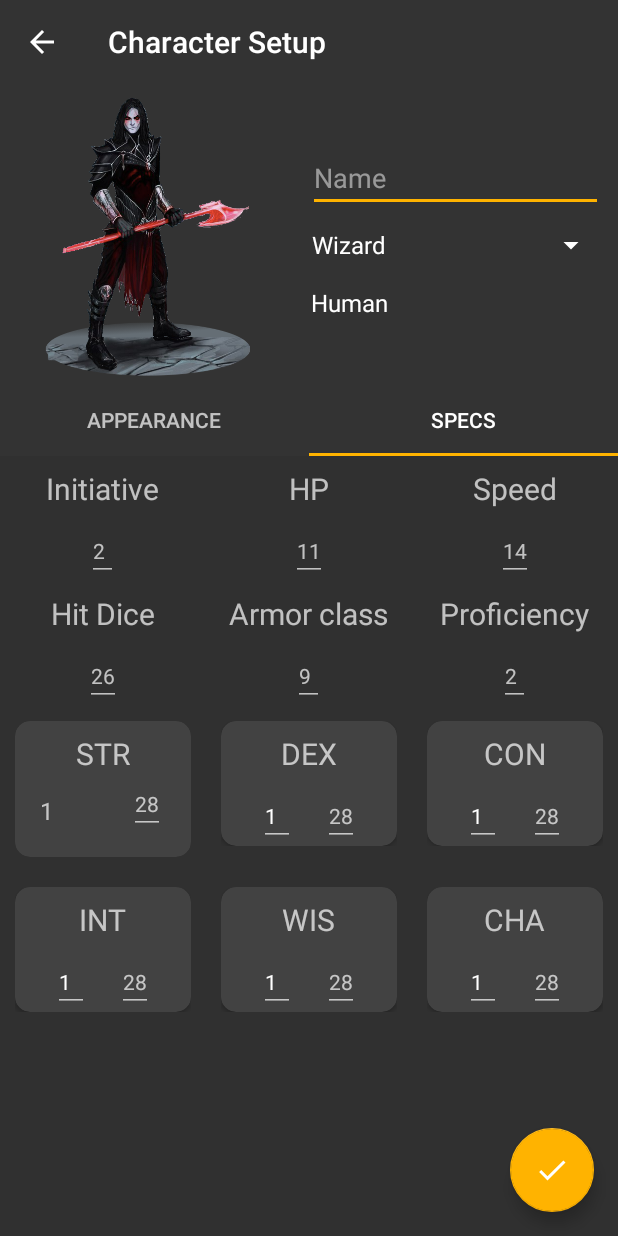
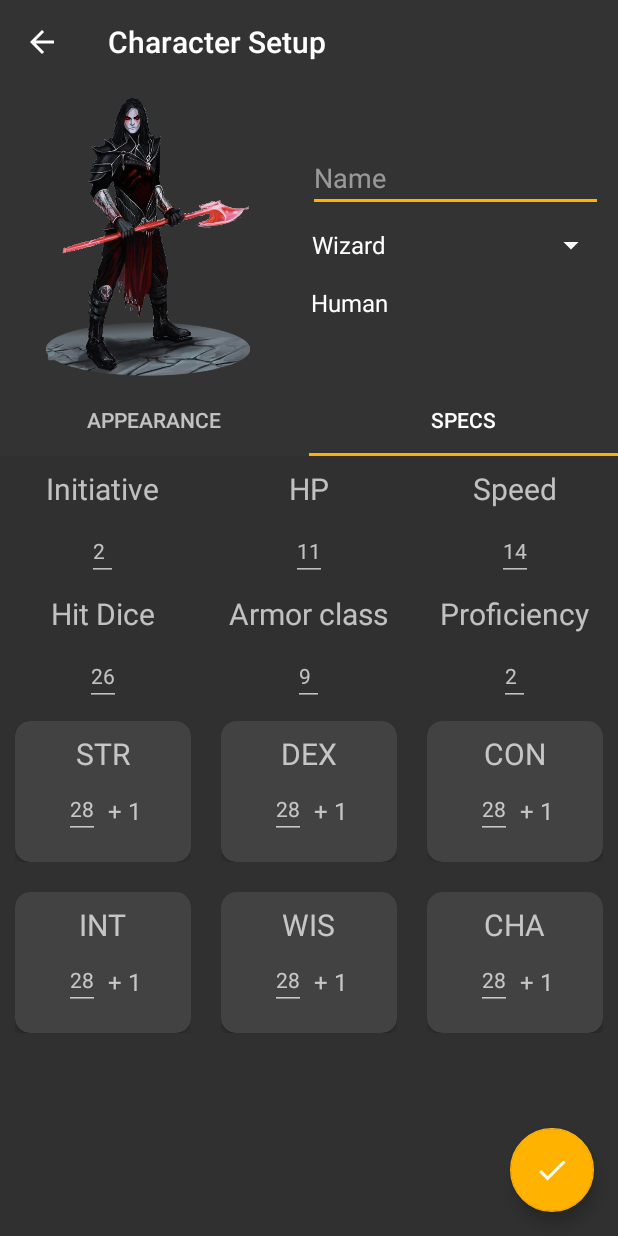
Before and after one commit to pavel-zolotov/dnd_project, an Android app: the CharacterSetupActivity screen opened directly, with no data from a screen before it, tab 2 chosen, on a phone screen of 412 x 824 dp. Run offline under Robolectric (Android 15) with nearby library versions, the light colour scheme and no system bars; 1 statement that could not run was skipped.

```diff
--- a/app/src/main/java/org/qweco/dndproject/SpecsFragment.kt
+++ b/app/src/main/java/org/qweco/dndproject/SpecsFragment.kt
@@ -2,11 +2,13 @@ package org.qweco.dndproject
 
 import android.os.Bundle
 import android.support.v4.app.Fragment
+import android.text.InputFilter
 import android.view.LayoutInflater
 import android.view.View
 import android.view.ViewGroup
 import kotlinx.android.synthetic.main.fragment_character_specs.*
 import org.qweco.dndproject.model.Character
+import org.qweco.dndproject.utils.InputFilterMinMax
 
 class SpecsFragment : Fragment() {
 
@@ -18,12 +20,18 @@ class SpecsFragment : Fragment() {
 
     override fun onViewCreated(view: View, savedInstanceState: Bundle?) {
         val character = Character(arguments!!.getInt(ARG_CHARACTER_RACE))
-        txtStrengthRace.setText(character.getRaceBonusStrength(context!!).toString())
-        txtDexterityRace.setText(character.getRaceBonusDexterity(context!!).toString())
-        txtConstitutionRace.setText(character.getRaceBonusConstitution(context!!).toString())
-        txtIntelligenceRace.setText(character.getRaceBonusIntelligence(context!!).toString())
-        txtWisdomRace.setText(character.getRaceBonusWisdom(context!!).toString())
-        txtCharismaRace.setText(character.getRaceBonusCharisma(context!!).toString())
+        txtStrengthValue.filters = arrayOf(InputFilterMinMax(1, 100))
+        txtStrengthRaceBonus.text = "+ ${character.getRaceBonusStrength(context!!)}"
+        txtDexterityValue.filters = arrayOf(InputFilterMinMax(1, 100))
+        txtDexterityBonus.text = "+ ${character.getRaceBonusDexterity(context!!)}"
+        txtConstitutionValue.filters = arrayOf(InputFilterMinMax(1, 100))
+        txtConstitutionBonus.text  = "+ ${character.getRaceBonusConstitution(context!!)}"
+        txtIntelligenceValue.filters = arrayOf(InputFilterMinMax(1, 100))
+        txtIntelligenceBonus.text = "+ ${character.getRaceBonusIntelligence(context!!)}"
+        txtWisdomValue.filters = arrayOf(InputFilterMinMax(1, 100))
+        txtWisdomBonus.text = "+ ${character.getRaceBonusWisdom(context!!)}"
+        txtCharismaValue.filters = arrayOf(InputFilterMinMax(1, 100))
+        txtCharismaBonus.text = "+ ${character.getRaceBonusCharisma(context!!)}"
     }
 
     companion object {
--- /dev/null
+++ b/app/src/main/java/org/qweco/dndproject/utils/InputFilterMinMax.kt
@@ -0,0 +1,22 @@
+package org.qweco.dndproject.utils
+
+import android.text.InputFilter
+import android.text.Spanned
+
+class InputFilterMinMax (private var min: Int, private var max: Int): InputFilter {
+    override fun filter(source: CharSequence, start: Int, end: Int, dest: Spanned, dstart: Int, dend: Int): CharSequence? {
+        try {
+            val input = Integer.parseInt(dest.toString() + source.toString())
+            if (isInRange(min, max, input))
+                return null
+        } catch (nfe: NumberFormatException) {
+        }
+
+        return ""
+    }
+
+    private fun isInRange(a: Int, b: Int, c: Int): Boolean {
+        return if (b > a) c in a..b else c in b..a
+    }
+
+}
--- a/app/src/main/res/layout/fragment_character_specs.xml
+++ b/app/src/main/res/layout/fragment_character_specs.xml
@@ -6,88 +6,6 @@
     android:layout_height="match_parent"
     tools:context="org.qweco.dndproject.AppearanceFragment"
     android:orientation="vertical">
-
-    <!--<RelativeLayout
-        android:layout_width="match_parent"
-        android:layout_height="wrap_content">
-
-        <ImageView
-            android:id="@+id/characterImg"
-            android:layout_width="300dp"
-            android:layout_height="300dp"
-            android:layout_alignParentTop="true"
-            android:layout_centerInParent="true"
-            app:srcCompat="@drawable/ic_person_grey_200_36dp" />
-
-
-        <TextView
-            android:id="@+id/txtName"
-            android:layout_width="wrap_content"
-            android:layout_height="wrap_content"
-            android:layout_marginLeft="20dp"
-            android:layout_marginTop="10dp"
-            android:layout_below="@id/characterImg"
-            android:text="@string/name"
-            android:layout_centerInParent="true"
-            android:textAppearance="?android:attr/textAppearanceLarge"
-            android:textSize="22sp" />
-
-        &lt;!&ndash;
-
-        <TextView
-            android:id="@+id/txtRaceLabel"
-            android:layout_width="wrap_content"
-            android:layout_height="wrap_content"
-            android:layout_alignLeft="@id/txtName"
-            android:layout_below="@id/txtName"
-            android:layout_marginTop="8dp"
-            android:text="@string/race_label"
-            android:textAppearance="?android:attr/textAppearanceSmall"
-            android:textSize="14sp" />
-
-        <TextView
-            android:id="@+id/txtClassLabel"
-            android:layout_width="wrap_content"
-            android:layout_height="wrap_content"
-            android:layout_alignBaseline="@+id/txtRaceValue"
-            android:layout_alignBottom="@+id/txtRaceValue"
-            android:layout_toEndOf="@+id/txtName"
-            android:layout_toRightOf="@+id/txtName"
-            android:text="@string/class_label"
-            android:textAppearance="?android:attr/textAppearanceSmall"
-            android:textSize="14sp" />
-
-        &ndash;&gt;
-
-        <LinearLayout
-            android:layout_width="wrap_content"
-            android:layout_height="wrap_content"
-            android:orientation="horizontal"
-            android:layout_below="@id/txtName"
-            android:layout_centerHorizontal="true"
-            android:layout_marginTop="8dp">
-
-            <TextView
-                android:id="@+id/txtRaceValue"
-                android:layout_width="wrap_content"
-                android:layout_height="wrap_content"
-                android:textAppearance="?android:attr/textAppearanceSmall"
-                android:textSize="14sp"
-                android:layout_marginRight="5dp" />
-
-            <TextView
-                android:id="@+id/txtClassValue"
-                android:layout_width="wrap_content"
-                android:layout_height="wrap_content"
-                android:textAppearance="?android:attr/textAppearanceSmall"
-                android:textSize="14sp"
-                android:layout_marginLeft="5dp" />
-
-        </LinearLayout>
-
-
-
-    </RelativeLayout>-->
 
     <LinearLayout
         android:layout_width="match_parent"
@@ -314,28 +232,28 @@
                             android:paddingBottom="15dp"
                             android:layout_below="@id/txtStrengthLabel">
 
-                            <TextView
-                                android:id="@+id/txtStrengthRace"
+                            <EditText
+                                android:id="@+id/txtStrengthValue"
                                 android:layout_width="wrap_content"
                                 android:layout_height="wrap_content"
                                 android:layout_below="@id/txtStrengthLabel"
-                                android:layout_marginRight="25dp"
+                                android:layout_marginRight="5dp"
+                                android:layout_alignParentRight="true"
+                                android:hint="28"
+                                android:layout_marginTop="3dp"
+                                android:inputType="number"
+                                android:textAppearance="?android:attr/textAppearanceSmall"
+                                android:textSize="14sp" />
+
+                            <TextView
+                                android:id="@+id/txtStrengthRaceBonus"
+                                android:layout_width="wrap_content"
+                                android:layout_height="wrap_content"
+                                android:layout_below="@id/txtStrengthLabel"
                                 android:layout_marginTop="5dp"
                                 android:inputType="number"
                                 android:text="26"
                                 android:textSize="16sp" />
-
-                            <EditText
-                                android:id="@+id/txtStrengthPlayer"
-                                android:layout_width="wrap_content"
-                                android:layout_height="wrap_content"
-                                android:layout_below="@id/txtStrengthLabel"
-                                android:layout_marginLeft="25dp"
-                                android:layout_alignParentRight="true"
-                                android:hint="28"
-                                android:inputType="number"
-                                android:textAppearance="?android:attr/textAppearanceSmall"
-                                android:textSize="14sp" />
 
                         </LinearLayout>
 
@@ -353,8 +271,7 @@
                     android:layout_width="match_parent"
                     android:layout_height="wrap_content"
                     android:layout_weight="1"
-                    app:cardCornerRadius="10dp"
-                    >
+                    app:cardCornerRadius="10dp">
 
                     <RelativeLayout
                         android:layout_width="match_parent"
@@ -370,31 +287,38 @@
                             android:textAppearance="?android:attr/textAppearanceSmall"
                             android:textSize="20sp" />
 
-                        <EditText
-                            android:id="@+id/txtDexterityRace"
+                        <LinearLayout
                             android:layout_width="wrap_content"
                             android:layout_height="wrap_content"
-                            android:layout_below="@id/txtDexterityLabel"
-                            android:layout_marginTop="8dp"
-                            android:layout_marginLeft="25dp"
-                            android:layout_alignParentLeft="true"
-                            android:hint="26"
+                            android:orientation="horizontal"
+                            android:layout_centerHorizontal="true"
+                            android:paddingBottom="15dp"
+                            android:layout_below="@id/txtDexterityLabel">
+
+                            <EditText
+                                android:id="@+id/txtDexterityValue"
+                                android:layout_width="wrap_content"
+                                android:layout_height="wrap_content"
+                                android:layout_below="@id/txtStrengthLabel"
+                                android:layout_marginRight="5dp"
+                                android:layout_alignParentRight="true"
+                                android:hint="28"
+                                android:layout_marginTop="3dp"
                                 android:inputType="number"
                                 android:textAppearance="?android:attr/textAppearanceSmall"
                                 android:textSize="14sp" />
 
-                        <EditText
-                            android:id="@+id/txtDexterityPlayer"
+                            <TextView
+                                android:id="@+id/txtDexterityBonus"
                                 android:layout_width="wrap_content"
                                 android:layout_height="wrap_content"
-                            android:layout_below="@id/txtDexterityLabel"
-                            android:layout_marginTop="8dp"
-                            android:layout_marginRight="25dp"
-                            android:layout_alignParentRight="true"
-                            android:hint="28"
+                                android:layout_below="@id/txtStrengthLabel"
+                                android:layout_marginTop="5dp"
                                 android:inputType="number"
-                            android:textAppearance="?android:attr/textAppearanceSmall"
-                            android:textSize="14sp" />
+                                android:text="26"
+                                android:textSize="16sp" />
+
+                        </LinearLayout>
 
                     </RelativeLayout>
                 </android.support.v7.widget.CardView>
@@ -427,31 +351,38 @@
                         android:textAppearance="?android:attr/textAppearanceSmall"
                         android:textSize="20sp" />
 
-                    <EditText
-                        android:id="@+id/txtConstitutionRace"
+                    <LinearLayout
                         android:layout_width="wrap_content"
                         android:layout_height="wrap_content"
-                        android:layout_below="@id/txtConstitutionLabel"
-                        android:layout_marginTop="8dp"
-                        android:layout_marginLeft="25dp"
-                        android:layout_alignParentLeft="true"
-                        android:hint="26"
+                        android:orientation="horizontal"
+                        android:layout_centerHorizontal="true"
+                        android:paddingBottom="15dp"
+                        android:layout_below="@id/txtConstitutionLabel">
+
+                        <EditText
+                            android:id="@+id/txtConstitutionValue"
+                            android:layout_width="wrap_content"
+                            android:layout_height="wrap_content"
+                            android:layout_below="@id/txtStrengthLabel"
+                            android:layout_marginRight="5dp"
+                            android:layout_alignParentRight="true"
+                            android:hint="28"
+                            android:layout_marginTop="3dp"
                             android:inputType="number"
                             android:textAppearance="?android:attr/textAppearanceSmall"
                             android:textSize="14sp" />
 
-                    <EditText
-                        android:id="@+id/txtConstitutionPlayer"
+                        <TextView
+                            android:id="@+id/txtConstitutionBonus"
                             android:layout_width="wrap_content"
                             android:layout_height="wrap_content"
-                        android:layout_below="@id/txtConstitutionLabel"
-                        android:layout_marginTop="8dp"
-                        android:layout_marginRight="25dp"
-                        android:layout_alignParentRight="true"
-                        android:hint="28"
+                            android:layout_below="@id/txtStrengthLabel"
+                            android:layout_marginTop="5dp"
                             android:inputType="number"
-                        android:textAppearance="?android:attr/textAppearanceSmall"
-                        android:textSize="14sp" />
+                            android:text="26"
+                            android:textSize="16sp" />
+
+                    </LinearLayout>
 
                 </RelativeLayout>
             </android.support.v7.widget.CardView>
@@ -492,31 +423,38 @@
                         android:textAppearance="?android:attr/textAppearanceSmall"
                         android:textSize="20sp" />
 
-                    <EditText
-                        android:id="@+id/txtIntelligenceRace"
+                    <LinearLayout
                         android:layout_width="wrap_content"
                         android:layout_height="wrap_content"
-                        android:layout_below="@id/txtIntelligenceLabel"
-                        android:layout_marginTop="8dp"
-                        android:layout_marginLeft="25dp"
-                        android:layout_alignParentLeft="true"
-                        android:hint="26"
+                        android:orientation="horizontal"
+                        android:layout_centerHorizontal="true"
+                        android:paddingBottom="15dp"
+                        android:layout_below="@id/txtIntelligenceLabel">
+
+                        <EditText
+                            android:id="@+id/txtIntelligenceValue"
+                            android:layout_width="wrap_content"
+                            android:layout_height="wrap_content"
+                            android:layout_below="@id/txtStrengthLabel"
+                            android:layout_marginRight="5dp"
+                            android:layout_alignParentRight="true"
+                            android:hint="28"
+                            android:layout_marginTop="3dp"
                             android:inputType="number"
                             android:textAppearance="?android:attr/textAppearanceSmall"
                             android:textSize="14sp" />
 
-                    <EditText
-                        android:id="@+id/txtIntelligencePlayer"
+                        <TextView
+                            android:id="@+id/txtIntelligenceBonus"
                             android:layout_width="wrap_content"
                             android:layout_height="wrap_content"
-                        android:layout_below="@id/txtIntelligenceLabel"
-                        android:layout_marginTop="8dp"
-                        android:layout_marginRight="25dp"
-                        android:layout_alignParentRight="true"
-                        android:hint="28"
+                            android:layout_below="@id/txtStrengthLabel"
+                            android:layout_marginTop="5dp"
                             android:inputType="number"
-                        android:textAppearance="?android:attr/textAppearanceSmall"
-                        android:textSize="14sp" />
+                            android:text="26"
+                            android:textSize="16sp" />
+
+                    </LinearLayout>
 
                 </RelativeLayout>
 
@@ -550,31 +488,38 @@
                         android:textAppearance="?android:attr/textAppearanceSmall"
                         android:textSize="20sp" />
 
-                    <EditText
-                        android:id="@+id/txtWisdomRace"
+                    <LinearLayout
                         android:layout_width="wrap_content"
                         android:layout_height="wrap_content"
-                        android:layout_below="@id/txtWisdomLabel"
-                        android:layout_marginTop="8dp"
-                        android:layout_marginLeft="25dp"
-                        android:layout_alignParentLeft="true"
-                        android:hint="26"
+                        android:orientation="horizontal"
+                        android:layout_centerHorizontal="true"
+                        android:paddingBottom="15dp"
+                        android:layout_below="@id/txtWisdomLabel">
+
+                        <EditText
+                            android:id="@+id/txtWisdomValue"
+                            android:layout_width="wrap_content"
+                            android:layout_height="wrap_content"
+                            android:layout_below="@id/txtStrengthLabel"
+                            android:layout_marginRight="5dp"
+                            android:layout_alignParentRight="true"
+                            android:hint="28"
+                            android:layout_marginTop="3dp"
                             android:inputType="number"
                             android:textAppearance="?android:attr/textAppearanceSmall"
                             android:textSize="14sp" />
 
-                    <EditText
-                        android:id="@+id/txtWisdomPlayer"
+                        <TextView
+                            android:id="@+id/txtWisdomBonus"
                             android:layout_width="wrap_content"
                             android:layout_height="wrap_content"
-                        android:layout_below="@id/txtWisdomLabel"
-                        android:layout_marginTop="8dp"
-                        android:layout_marginRight="25dp"
-                        android:layout_alignParentRight="true"
-                        android:hint="28"
+                            android:layout_below="@id/txtStrengthLabel"
+                            android:layout_marginTop="5dp"
                             android:inputType="number"
-                        android:textAppearance="?android:attr/textAppearanceSmall"
-                        android:textSize="14sp" />
+                            android:text="26"
+                            android:textSize="16sp" />
+
+                    </LinearLayout>
 
                 </RelativeLayout>
 
@@ -609,84 +554,41 @@
                         android:textAppearance="?android:attr/textAppearanceSmall"
                         android:textSize="20sp" />
 
+                    <LinearLayout
+                        android:layout_width="wrap_content"
+                        android:layout_height="wrap_content"
+                        android:orientation="horizontal"
+                        android:layout_centerHorizontal="true"
+                        android:paddingBottom="15dp"
+                        android:layout_below="@id/txtCharismaLabel">
+
                         <EditText
-                        android:id="@+id/txtCharismaRace"
+                            android:id="@+id/txtCharismaValue"
                             android:layout_width="wrap_content"
                             android:layout_height="wrap_content"
                             android:layout_below="@id/txtCharismaLabel"
-                        android:layout_marginTop="8dp"
-                        android:layout_marginLeft="25dp"
-                        android:layout_alignParentLeft="true"
-                        android:hint="26"
+                            android:layout_marginRight="5dp"
+                            android:layout_alignParentRight="true"
+                            android:hint="28"
+                            android:layout_marginTop="3dp"
                             android:inputType="number"
                             android:textAppearance="?android:attr/textAppearanceSmall"
                             android:textSize="14sp" />
 
-                    <EditText
-                        android:id="@+id/txtCharismaPlayer"
+                        <TextView
+                            android:id="@+id/txtCharismaBonus"
                             android:layout_width="wrap_content"
                             android:layout_height="wrap_content"
-                        android:layout_below="@id/txtCharismaLabel"
-                        android:layout_marginTop="8dp"
-                        android:layout_marginRight="25dp"
-                        android:layout_alignParentRight="true"
-                        android:hint="28"
+                            android:layout_below="@id/txtStrengthLabel"
+                            android:layout_marginTop="5dp"
                             android:inputType="number"
-                        android:textAppearance="?android:attr/textAppearanceSmall"
-                        android:textSize="14sp" />
-
-                </RelativeLayout>
-
-            </android.support.v7.widget.CardView>
-
-            </RelativeLayout>
+                            android:text="26"
+                            android:textSize="16sp" />
 
                     </LinearLayout>
-
-
+                </RelativeLayout>
+            </android.support.v7.widget.CardView>
+            </RelativeLayout>
         </LinearLayout>
     </LinearLayout>
-<!--
-            <TextView
-                android:id="@+id/txtRaceValue"
-                android:layout_width="wrap_content"
-                android:layout_height="wrap_content"
-                android:layout_alignLeft="@id/txtName"
-                android:layout_below="@id/txtName"
-                android:layout_marginTop="8dp"
-                android:layout_toRightOf="@+id/txtRaceLabel"
-                android:textAppearance="?android:attr/textAppearanceSmall"
-                android:textSize="14sp" />
-
-            <TextView
-                android:id="@+id/txtClassValue"
-                android:layout_width="wrap_content"
-                android:layout_height="wrap_content"
-                android:layout_alignBaseline="@+id/txtRaceValue"
-                android:layout_alignBottom="@+id/txtRaceValue"
-                android:layout_toEndOf="@+id/txtName"
-                android:layout_toRightOf="@+id/txtName"
-                android:textAppearance="?android:attr/textAppearanceSmall"
-                android:textSize="14sp" />
-
-                ALLAHY SLAVA
-
-                <RelativeLayout
-                android:layout_width="match_parent"
-                android:layout_height="wrap_content"
-                android:layout_weight="1"
-                android:padding="10dp">
-
-            <android.support.v7.widget.CardView
-                android:layout_width="match_parent"
-                android:layout_height="wrap_content"
-                android:layout_weight="1"
-                app:cardCornerRadius="10dp">
-
-
-
-            </android.support.v7.widget.CardView>
-
-            </RelativeLayout>
-
--->
+</LinearLayout>
```
Lines whose indentation alone changed are shown as unchanged.
